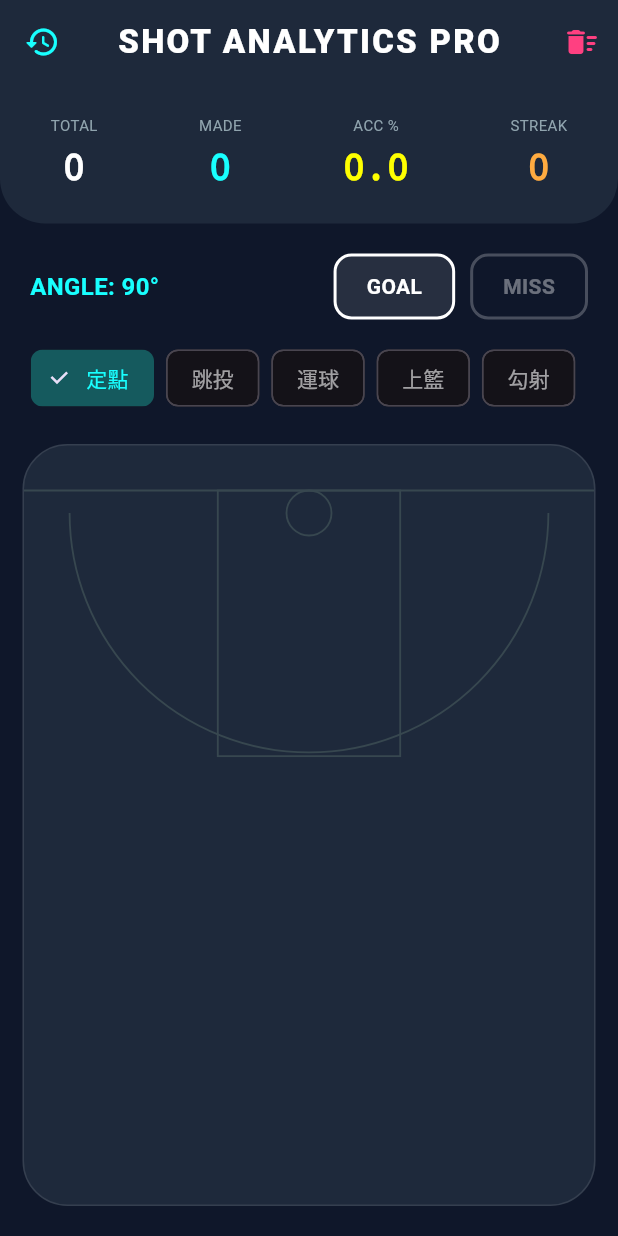
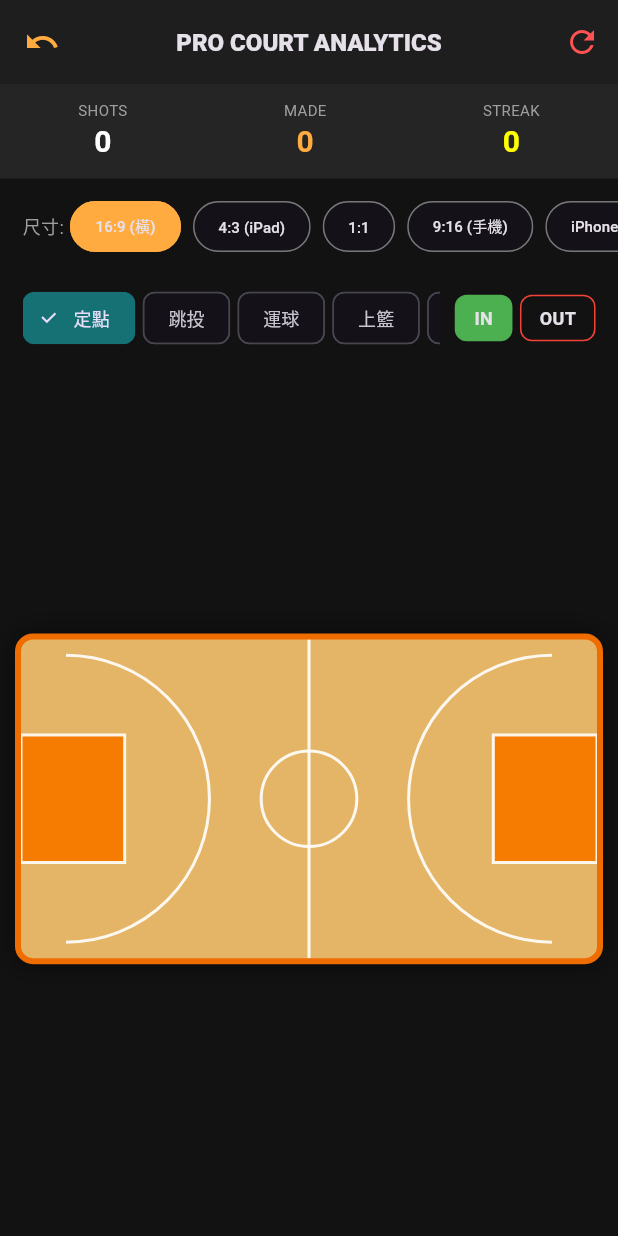
Before and after one commit to qp2ldilrul/basketball_trainer, a Flutter app: the screen it shows after launch, on a phone screen of 412 x 824 dp. Run offline on Flutter 3.47's test engine with Material 3 defaults, Android fonts, the phone set to English and light mode, and no system bars.

Commit message:
final pro version

```diff
--- a/lib/main.dart
+++ b/lib/main.dart
@@ -15,9 +15,9 @@ class BasketballProApp extends StatelessWidget {
       debugShowCheckedModeBanner: false,
       theme: ThemeData(
         brightness: Brightness.dark,
-        primarySwatch: Colors.cyan,
+        primarySwatch: Colors.orange,
         useMaterial3: true,
-        scaffoldBackgroundColor: const Color(0xFF0F172A),
+        scaffoldBackgroundColor: const Color(0xFF121212),
       ),
       home: const ShotProScreen(),
     );
@@ -54,6 +54,9 @@ class _ShotProScreenState extends State<ShotProScreen> {
   String currentType = '定點';
   int streak = 0;
 
+  // 畫布比例切換
+  double selectedAspectRatio = 16 / 9;
+
   final Map<String, Color> typeColors = {
     '定點': Colors.cyanAccent,
     '跳投': Colors.purpleAccent,
@@ -63,17 +66,17 @@ class _ShotProScreenState extends State<ShotProScreen> {
   };
 
   void handleTap(Offset localPosition, Size boxSize) {
-    double cx = boxSize.width / 2;
-    double basketY = 30.0 + 15.0;
+    // 以左側籃框為圓心計算角度 (cx=0 附近)
+    double cx = 30.0;
+    double cy = boxSize.height / 2;
     double dx = localPosition.dx - cx;
-    double dy = localPosition.dy - basketY;
+    double dy = localPosition.dy - cy;
 
     double radians = math.atan2(dy, dx);
     double degrees = radians * 180 / math.pi;
-    if (degrees < 0) degrees = 0;
 
     setState(() {
-      currentAngle = degrees;
+      currentAngle = degrees.abs();
       shotRecords.add(ShotRecord(
         position: localPosition,
         isMade: nextShotIsMade,
@@ -83,15 +86,6 @@ class _ShotProScreenState extends State<ShotProScreen> {
       ));
       _recalculateStreak();
     });
-  }
-
-  void undoLastAction() {
-    if (shotRecords.isNotEmpty) {
-      setState(() {
-        shotRecords.removeLast();
-        _recalculateStreak();
-      });
-    }
   }
 
   void _recalculateStreak() {
@@ -106,114 +100,77 @@ class _ShotProScreenState extends State<ShotProScreen> {
     streak = currentStreak;
   }
 
-  void resetData() {
-    setState(() {
-      shotRecords.clear();
-      streak = 0;
-    });
-  }
-
   @override
   Widget build(BuildContext context) {
-    int totalShots = shotRecords.length;
-    int totalMade = shotRecords.where((r) => r.isMade).length;
-    double shootingPercentage = totalShots == 0 ? 0 : (totalMade / totalShots) * 100;
-
     return Scaffold(
       appBar: AppBar(
         elevation: 0,
-        backgroundColor: const Color(0xFF1E293B),
-        leading: IconButton(
-          icon: const Icon(Icons.history_rounded, color: Colors.cyanAccent),
-          onPressed: shotRecords.isEmpty ? null : undoLastAction,
-        ),
-        title: const Text('SHOT ANALYTICS PRO',
-          style: TextStyle(letterSpacing: 1.5, fontWeight: FontWeight.w900, color: Colors.white)),
+        backgroundColor: const Color(0xFF1E1E1E),
+        title: const Text('PRO COURT ANALYTICS', style: TextStyle(fontWeight: FontWeight.w900, fontSize: 16)),
         centerTitle: true,
+        leading: IconButton(icon: const Icon(Icons.undo, color: Colors.orangeAccent), onPressed: () => setState(() { if(shotRecords.isNotEmpty) shotRecords.removeLast(); })),
         actions: [
-          IconButton(icon: const Icon(Icons.delete_sweep_rounded, color: Colors.pinkAccent), onPressed: resetData),
+          IconButton(icon: const Icon(Icons.refresh, color: Colors.redAccent), onPressed: () => setState(() { shotRecords.clear(); streak = 0; })),
         ],
       ),
       body: Column(
         children: [
-          Container(
-            padding: const EdgeInsets.symmetric(vertical: 20),
-            decoration: const BoxDecoration(
-              color: Color(0xFF1E293B),
-              borderRadius: BorderRadius.only(bottomLeft: Radius.circular(30), bottomRight: Radius.circular(30)),
-            ),
+          // 頂部數據列
+          _buildTopDashboard(),
+
+          // 比例與手機尺寸切換
+          SingleChildScrollView(
+            scrollDirection: Axis.horizontal,
+            child: Padding(
+              padding: const EdgeInsets.symmetric(vertical: 8.0),
               child: Row(
-              mainAxisAlignment: MainAxisAlignment.spaceAround,
                 children: [
-                _buildTechStat('TOTAL', totalShots.toString(), Colors.white),
-                _buildTechStat('MADE', totalMade.toString(), Colors.cyanAccent),
-                _buildTechStat('ACC %', '${shootingPercentage.toStringAsFixed(1)}', Colors.yellowAccent),
-                _buildTechStat('STREAK', streak.toString(), Colors.orangeAccent),
+                  const SizedBox(width: 15),
+                  const Text('尺寸:', style: TextStyle(fontSize: 12, color: Colors.grey)),
+                  _ratioChip(16 / 9, '16:9 (橫)'),
+                  _ratioChip(4 / 3, '4:3 (iPad)'),
+                  _ratioChip(1 / 1, '1:1'),
+                  _ratioChip(9 / 16, '9:16 (手機)'),
+                  _ratioChip(9 / 19.5, 'iPhone(全)'),
                 ],
               ),
             ),
-          Padding(
-            padding: const EdgeInsets.all(20.0),
-            child: Column(
-              children: [
-                Row(
-                  mainAxisAlignment: MainAxisAlignment.spaceBetween,
-                  children: [
-                    Text('ANGLE: ${currentAngle.toInt()}°',
-                      style: TextStyle(color: typeColors[currentType], fontWeight: FontWeight.bold, fontSize: 16)),
-                    Row(
-                      children: [
-                        _statusButton(true, 'GOAL'),
-                        const SizedBox(width: 10),
-                        _statusButton(false, 'MISS'),
-                      ],
           ),
-                  ],
+
+          // 動作控制區
+          _buildActionControls(),
+
+          // 橫向全場球場
+          Expanded(
+            child: Center(
+              child: Padding(
+                padding: const EdgeInsets.all(10.0),
+                child: AspectRatio(
+                  aspectRatio: selectedAspectRatio,
+                  child: Container(
+                    decoration: BoxDecoration(
+                      color: const Color(0xFFE5B567), // 模擬木地板顏色
+                      borderRadius: BorderRadius.circular(12),
+                      border: Border.all(color: Colors.orange[800]!, width: 4),
+                      boxShadow: [BoxShadow(color: Colors.black.withOpacity(0.5), blurRadius: 15)],
                     ),
-                const SizedBox(height: 15),
-                SingleChildScrollView(
-                  scrollDirection: Axis.horizontal,
-                  child: Row(
-                    children: typeColors.keys.map((type) {
-                      bool isSelected = currentType == type;
-                      return Padding(
-                        padding: const EdgeInsets.only(right: 8),
-                        child: ChoiceChip(
-                          label: Text(type),
-                          selected: isSelected,
-                          onSelected: (val) => setState(() => currentType = type),
-                          selectedColor: typeColors[type]!.withOpacity(0.3),
-                          labelStyle: TextStyle(color: isSelected ? typeColors[type] : Colors.white60),
-                        ),
-                      );
-                    }).toList(),
-                  ),
-                ),
-              ],
-            ),
-          ),
-          Expanded(
+                    child: ClipRRect(
+                      borderRadius: BorderRadius.circular(8),
                       child: LayoutBuilder(
                         builder: (context, constraints) {
-                return Container(
-                  margin: const EdgeInsets.fromLTRB(15, 0, 15, 20),
-                  decoration: BoxDecoration(
-                    color: const Color(0xFF1E293B),
-                    borderRadius: BorderRadius.circular(30),
-                    border: Border.all(color: Colors.white10, width: 1),
-                  ),
-                  child: ClipRRect(
-                    borderRadius: BorderRadius.circular(30),
-                    child: GestureDetector(
+                          return GestureDetector(
                             onTapDown: (details) => handleTap(details.localPosition, Size(constraints.maxWidth, constraints.maxHeight)),
                             child: CustomPaint(
                               size: Size.infinite,
-                        painter: AnalyticsPainter(records: List.from(shotRecords)),
+                              painter: HandDrawnCourtPainter(records: List.from(shotRecords)),
+                            ),
+                          );
+                        }
                       ),
                     ),
                   ),
-                );
-              }
+                ),
+              ),
             ),
           ),
         ],
@@ -221,98 +178,156 @@ class _ShotProScreenState extends State<ShotProScreen> {
     );
   }
 
-  Widget _buildTechStat(String label, String value, Color color) {
-    return Column(
+  Widget _buildTopDashboard() {
+    return Container(
+      padding: const EdgeInsets.symmetric(vertical: 10),
+      color: const Color(0xFF252525),
+      child: Row(
+        mainAxisAlignment: MainAxisAlignment.spaceAround,
         children: [
-        Text(label, style: TextStyle(color: Colors.blueGrey[300], fontSize: 10)),
-        const SizedBox(height: 5),
-        Text(value, style: TextStyle(color: color, fontSize: 24, fontWeight: FontWeight.bold, fontFamily: 'monospace')),
+          _statItem('SHOTS', shotRecords.length.toString(), Colors.white),
+          _statItem('MADE', shotRecords.where((r) => r.isMade).length.toString(), Colors.orangeAccent),
+          _statItem('STREAK', streak.toString(), Colors.yellowAccent),
         ],
+      ),
     );
   }
 
-  Widget _statusButton(bool isMade, String text) {
-    bool selected = nextShotIsMade == isMade;
+  Widget _statItem(String label, String val, Color color) {
+    return Column(children: [
+      Text(label, style: const TextStyle(fontSize: 10, color: Colors.grey)),
+      Text(val, style: TextStyle(fontSize: 20, fontWeight: FontWeight.bold, color: color)),
+    ]);
+  }
+
+  Widget _buildActionControls() {
+    return Padding(
+      padding: const EdgeInsets.symmetric(horizontal: 15.0, vertical: 5),
+      child: Row(
+        children: [
+          Expanded(
+            child: SingleChildScrollView(
+              scrollDirection: Axis.horizontal,
+              child: Row(
+                children: typeColors.keys.map((type) => Padding(
+                  padding: const EdgeInsets.only(right: 5),
+                  child: ChoiceChip(
+                    label: Text(type, style: const TextStyle(fontSize: 12)),
+                    selected: currentType == type,
+                    onSelected: (s) => setState(() => currentType = type),
+                    selectedColor: typeColors[type]!.withOpacity(0.4),
+                  ),
+                )).toList(),
+              ),
+            ),
+          ),
+          const SizedBox(width: 10),
+          _goalButton(true),
+          const SizedBox(width: 5),
+          _goalButton(false),
+        ],
+      ),
+    );
+  }
+
+  Widget _goalButton(bool isMade) {
+    bool active = nextShotIsMade == isMade;
     return GestureDetector(
       onTap: () => setState(() => nextShotIsMade = isMade),
       child: Container(
-        padding: const EdgeInsets.symmetric(horizontal: 20, vertical: 10),
+        padding: const EdgeInsets.symmetric(horizontal: 12, vertical: 6),
         decoration: BoxDecoration(
-          color: selected ? Colors.white.withOpacity(0.1) : Colors.transparent,
-          borderRadius: BorderRadius.circular(12),
-          border: Border.all(color: selected ? Colors.white : Colors.white24, width: 2),
+          color: active ? (isMade ? Colors.green : Colors.red) : Colors.transparent,
+          borderRadius: BorderRadius.circular(8),
+          border: Border.all(color: isMade ? Colors.green : Colors.red),
         ),
-        child: Text(text, style: TextStyle(color: selected ? Colors.white : Colors.white38, fontWeight: FontWeight.bold)),
+        child: Text(isMade ? 'IN' : 'OUT', style: const TextStyle(fontSize: 12, fontWeight: FontWeight.bold)),
+      ),
+    );
+  }
+
+  Widget _ratioChip(double ratio, String label) {
+    bool isSelected = selectedAspectRatio == ratio;
+    return Padding(
+      padding: const EdgeInsets.symmetric(horizontal: 4),
+      child: ActionChip(
+        label: Text(label, style: const TextStyle(fontSize: 10)),
+        backgroundColor: isSelected ? Colors.orangeAccent : Colors.transparent,
+        onPressed: () => setState(() => selectedAspectRatio = ratio),
+        shape: StadiumBorder(side: BorderSide(color: isSelected ? Colors.orangeAccent : Colors.white24)),
       ),
     );
   }
 }
 
-class AnalyticsPainter extends CustomPainter {
+class HandDrawnCourtPainter extends CustomPainter {
   final List<ShotRecord> records;
-  AnalyticsPainter({required this.records});
+  HandDrawnCourtPainter({required this.records});
 
   @override
   void paint(Canvas canvas, Size size) {
     final linePaint = Paint()
-      ..color = Colors.blueGrey[800]!
+      ..color = Colors.white.withOpacity(0.9)
       ..style = PaintingStyle.stroke
-      ..strokeWidth = 1.2;
+      ..strokeWidth = 2.0;
 
-    double cx = size.width / 2;
-    double top = 30.0;
+    final areaPaint = Paint()
+      ..color = Colors.orange[700]!
+      ..style = PaintingStyle.fill;
 
-    // 繪製球場背景線
-    canvas.drawLine(Offset(0, top), Offset(size.width, top), linePaint);
-    canvas.drawRect(Rect.fromLTWH(cx - size.width * 0.16, top, size.width * 0.32, size.height * 0.35), linePaint);
-    canvas.drawCircle(Offset(cx, top + 15), 15, linePaint);
-    canvas.drawArc(Rect.fromCircle(center: Offset(cx, top + 15), radius: size.width * 0.42), 0, math.pi, false, linePaint);
+    double midX = size.width / 2;
+    double midY = size.height / 2;
 
-    // 繪製每一個紀錄點及其標籤
+    // 1. 繪製全場樣式
+    // 中線
+    canvas.drawLine(Offset(midX, 0), Offset(midX, size.height), linePaint);
+    // 中圈
+    canvas.drawCircle(Offset(midX, midY), size.height * 0.15, linePaint);
+
+    // 繪製兩側禁區 (橘色填滿，如圖所示)
+    double kw = size.width * 0.18;
+    double kh = size.height * 0.4;
+    // 左側禁區
+    canvas.drawRect(Rect.fromLTWH(0, midY - kh/2, kw, kh), areaPaint);
+    canvas.drawRect(Rect.fromLTWH(0, midY - kh/2, kw, kh), linePaint);
+    // 右側禁區
+    canvas.drawRect(Rect.fromLTWH(size.width - kw, midY - kh/2, kw, kh), areaPaint);
+    canvas.drawRect(Rect.fromLTWH(size.width - kw, midY - kh/2, kw, kh), linePaint);
+
+    // 三分線 (圓弧)
+    double tr = size.height * 0.45;
+    canvas.drawArc(Rect.fromCircle(center: Offset(30, midY), radius: tr), -math.pi/2, math.pi, false, linePaint);
+    canvas.drawArc(Rect.fromCircle(center: Offset(size.width - 30, midY), radius: tr), math.pi/2, math.pi, false, linePaint);
+
+    // 2. 繪製紀錄點位
     for (var r in records) {
-      final Color shotColor = r.color;
+      final p = r.position;
+      final Color c = r.color;
 
-      // 1. 繪製點位
       if (r.isMade) {
-        canvas.drawCircle(r.position, 6, Paint()..color = shotColor);
-        canvas.drawCircle(r.position, 10, Paint()..color = shotColor.withOpacity(0.2)..maskFilter = const MaskFilter.blur(BlurStyle.normal, 4));
+        // 進球：發光點
+        canvas.drawCircle(p, 6, Paint()..color = c);
+        canvas.drawCircle(p, 10, Paint()..color = c.withOpacity(0.3)..maskFilter = const MaskFilter.blur(BlurStyle.normal, 4));
       } else {
-        canvas.drawCircle(r.position, 6, Paint()..color = shotColor..style = PaintingStyle.stroke..strokeWidth = 2);
-        final p = r.position;
-        canvas.drawLine(Offset(p.dx-3, p.dy-3), Offset(p.dx+3, p.dy+3), Paint()..color = shotColor..strokeWidth = 1.5);
-        canvas.drawLine(Offset(p.dx+3, p.dy-3), Offset(p.dx-3, p.dy+3), Paint()..color = shotColor..strokeWidth = 1.5);
+        // 沒進：空心 X
+        canvas.drawCircle(p, 6, Paint()..color = c..style = PaintingStyle.stroke..strokeWidth = 2);
+        canvas.drawLine(Offset(p.dx-4, p.dy-4), Offset(p.dx+4, p.dy+4), Paint()..color = c..strokeWidth = 2);
+        canvas.drawLine(Offset(p.dx+4, p.dy-4), Offset(p.dx-4, p.dy+4), Paint()..color = c..strokeWidth = 2);
       }
 
-      // 2. 關鍵修正：繪製文字標籤 (如：定65°)
-      // 使用 TextPainter 確保文字能被正確渲染在 CustomPaint 上
-      final textSpan = TextSpan(
+      // 繪製 類型+角度 標籤
+      final textPainter = TextPainter(
+        text: TextSpan(
           text: '${r.type[0]}${r.angle.toInt()}°',
-        style: TextStyle(
-          color: shotColor,
-          fontSize: 12,
-          fontWeight: FontWeight.bold,
-          // 加上深色發光效果，確保在深背景下清晰
-          shadows: const [
-            Shadow(blurRadius: 4.0, color: Colors.black, offset: Offset(1.0, 1.0)),
-          ],
+          style: TextStyle(color: Colors.black, fontSize: 10, fontWeight: FontWeight.bold,
+            backgroundColor: c.withOpacity(0.7)),
         ),
-      );
-
-      final textPainter = TextPainter(
-        text: textSpan,
         textDirection: TextDirection.ltr,
-      );
-
-      textPainter.layout();
-
-      // 將文字繪製在點位右上方稍微偏移一點的位置
-      textPainter.paint(canvas, Offset(r.position.dx + 8, r.position.dy - 16));
+      )..layout();
+      textPainter.paint(canvas, Offset(p.dx + 8, p.dy - 15));
     }
   }
 
   @override
-  bool shouldRepaint(covariant AnalyticsPainter oldDelegate) {
-    // 每次紀錄點數量不同時，強迫重繪
-    return oldDelegate.records.length != records.length;
+  bool shouldRepaint(covariant CustomPainter oldDelegate) => true;
 }
-}
```
Lines whose indentation alone changed are shown as unchanged.
